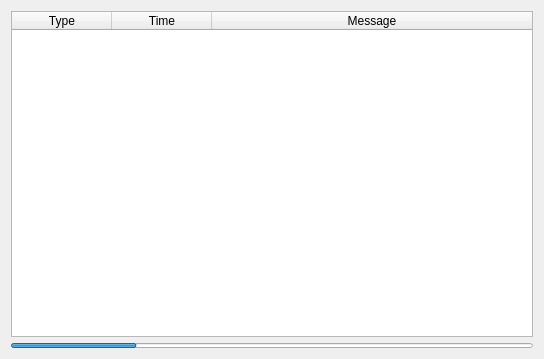
Old version of the form BleachUI/CoreView/GraphLogMessagesWidget.ui in the repository fatehmtd/RequestFlow.
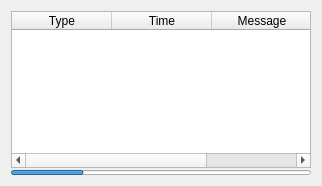
New version of the form.

Commit message: Activate the corresponding log messages widget to the started graph

Patch:
```diff
--- a/BleachUI/CoreView/GraphLogMessagesWidget.ui
+++ b/BleachUI/CoreView/GraphLogMessagesWidget.ui
@@ -6,10 +6,16 @@
    <rect>
     <x>0</x>
     <y>0</y>
-    <width>540</width>
-    <height>359</height>
+    <width>318</width>
+    <height>186</height>
    </rect>
   </property>
+  <property name="minimumSize">
+   <size>
+    <width>0</width>
+    <height>186</height>
+   </size>
+  </property>
   <property name="windowTitle">
    <string>GraphLogMessagesWidget</string>
   </property>
@@ -18,7 +24,7 @@
     <widget class="QTableWidget" name="tableWidget">
      <property name="minimumSize">
       <size>
-       <width>522</width>
+       <width>300</width>
        <height>157</height>
       </size>
      </property>
```
The commit also changes 2 other files.
